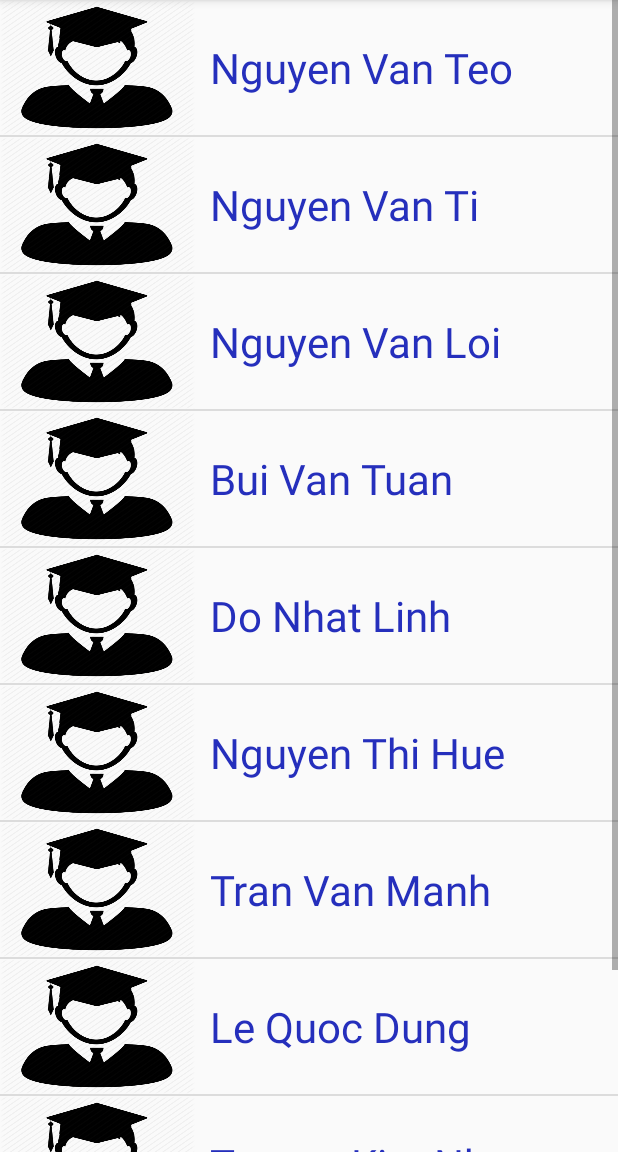
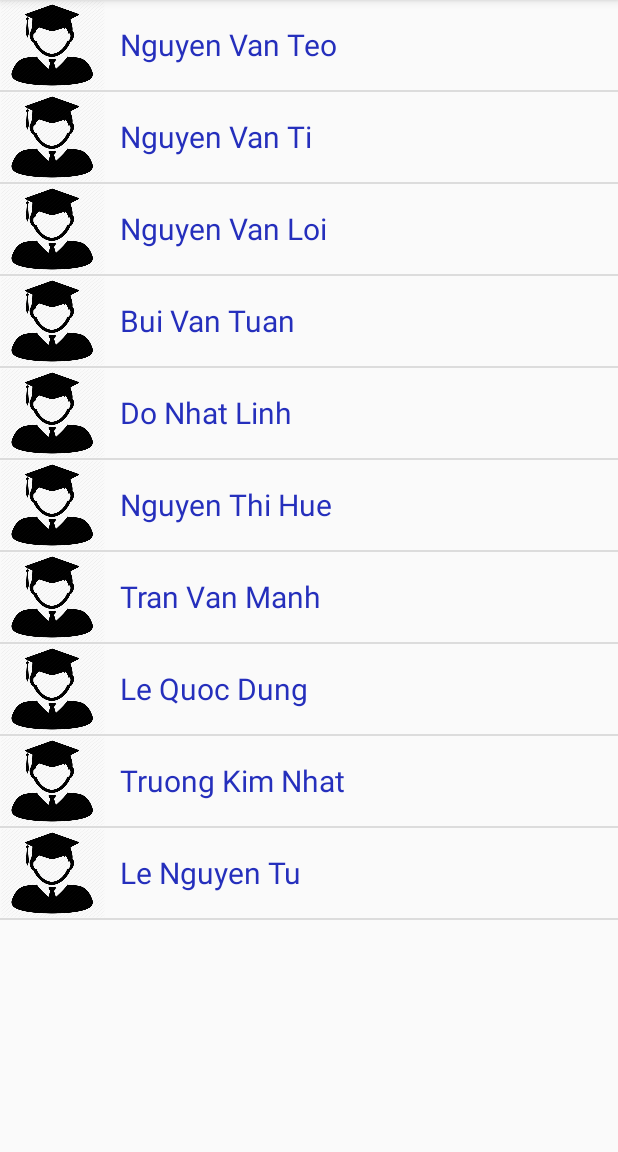
Before and after one commit to phamtanphat/FragmentOrientation1409, an Android app: the screen it shows after launch (MainActivity), after a tap on "Nguyen Van Teo", on a phone screen of 412 x 824 dp, the part 84-1236 px from its top. Run offline under Robolectric (Android 15) with nearby library versions, the phone set to English and light mode, and no system bars.

Commit message:
"Layout"

```diff
--- a/app/src/main/java/com/ptp/phamtanphat/fragmentorientation1409/Fragment_List_Sinhvien.java
+++ b/app/src/main/java/com/ptp/phamtanphat/fragmentorientation1409/Fragment_List_Sinhvien.java
@@ -6,6 +6,7 @@ import android.os.Bundle;
 import android.view.LayoutInflater;
 import android.view.View;
 import android.view.ViewGroup;
+import android.widget.ListView;
 
 import java.util.ArrayList;
 
@@ -17,6 +18,7 @@ public class Fragment_List_Sinhvien extends ListFragment {
 
     ArrayList<Sinhvien> mangsinhvien;
     SinhvienAdapter sinhvienAdapter;
+    SendData sendData;
     @Override
     public View onCreateView(LayoutInflater inflater, ViewGroup container, Bundle savedInstanceState) {
         mangsinhvien = new ArrayList<>();
@@ -32,6 +34,13 @@ public class Fragment_List_Sinhvien extends ListFragment {
         mangsinhvien.add(new Sinhvien("Le Nguyen Tu","11A5","lnt11a1@gmail.com","Cao Lanh"));
         sinhvienAdapter = new SinhvienAdapter(getActivity(),android.R.layout.simple_list_item_1,mangsinhvien);
         setListAdapter(sinhvienAdapter);
+        sendData = (SendData) getActivity();
         return inflater.inflate(R.layout.fragment_list_sinhvien,container,false);
     }
+
+    @Override
+    public void onListItemClick(ListView l, View v, int position, long id) {
+        sendData.RetriveData(mangsinhvien.get(position));
+        super.onListItemClick(l, v, position, id);
+    }
 }
--- a/app/src/main/java/com/ptp/phamtanphat/fragmentorientation1409/MainActivity.java
+++ b/app/src/main/java/com/ptp/phamtanphat/fragmentorientation1409/MainActivity.java
@@ -3,11 +3,16 @@ package com.ptp.phamtanphat.fragmentorientation1409;
 import android.support.v7.app.AppCompatActivity;
 import android.os.Bundle;
 
-public class MainActivity extends AppCompatActivity {
+public class MainActivity extends AppCompatActivity implements SendData{
 
     @Override
     protected void onCreate(Bundle savedInstanceState) {
         super.onCreate(savedInstanceState);
         setContentView(R.layout.activity_main);
     }
+
+    @Override
+    public void RetriveData(Sinhvien sinhvien) {
+
+    }
 }
--- /dev/null
+++ b/app/src/main/java/com/ptp/phamtanphat/fragmentorientation1409/SendData.java
@@ -0,0 +1,9 @@
+package com.ptp.phamtanphat.fragmentorientation1409;
+
+/**
+ * Created by KhoaPhamPC on 7/12/2017.
+ */
+
+public interface SendData {
+    void RetriveData(Sinhvien sinhvien);
+}
--- a/app/src/main/res/layout-land/activity_main.xml
+++ b/app/src/main/res/layout-land/activity_main.xml
@@ -1,6 +1,19 @@
 <?xml version="1.0" encoding="utf-8"?>
 <LinearLayout xmlns:android="http://schemas.android.com/apk/res/android"
-    android:orientation="vertical" android:layout_width="match_parent"
-    android:layout_height="match_parent">
-
+    android:orientation="horizontal" android:layout_width="match_parent"
+    android:layout_height="match_parent"
+    android:weightSum="10"
+    >
+    <fragment
+        android:name="com.ptp.phamtanphat.fragmentorientation1409.Fragment_List_Sinhvien"
+        android:id="@+id/fragmentlistsv"
+        android:layout_weight="4"
+        android:layout_width="0dp"
+        android:layout_height="match_parent"/>
+    <fragment
+        android:name="com.ptp.phamtanphat.fragmentorientation1409.Fragment_Info_Sinhvien"
+        android:id="@+id/fragmentinfosv"
+        android:layout_weight="6"
+        android:layout_width="0dp"
+        android:layout_height="match_parent"/>
 </LinearLayout>
--- a/app/src/main/res/layout/dong_sinhvien.xml
+++ b/app/src/main/res/layout/dong_sinhvien.xml
@@ -5,14 +5,14 @@
         android:src="@drawable/iconstudent"
         android:id="@+id/imageviewsinhvien"
         android:scaleType="fitXY"
-        android:layout_width="130dp"
-        android:layout_height="90dp" />
+        android:layout_width="70dp"
+        android:layout_height="60dp" />
     <TextView
         android:id="@+id/textviewtensinhvien"
         android:layout_marginLeft="10dp"
         android:layout_centerVertical="true"
         android:textColor="#252fbc"
-        android:textSize="28sp"
+        android:textSize="20sp"
         android:layout_toRightOf="@id/imageviewsinhvien"
         android:text="Nguyen Van Teo"
         android:layout_width="wrap_content"
```
Also changed, not shown: app/src/main/java/com/ptp/phamtanphat/fragmentorientation1409/Fragment_Info_Sinhvien.java (added, +34 -0 lines).
